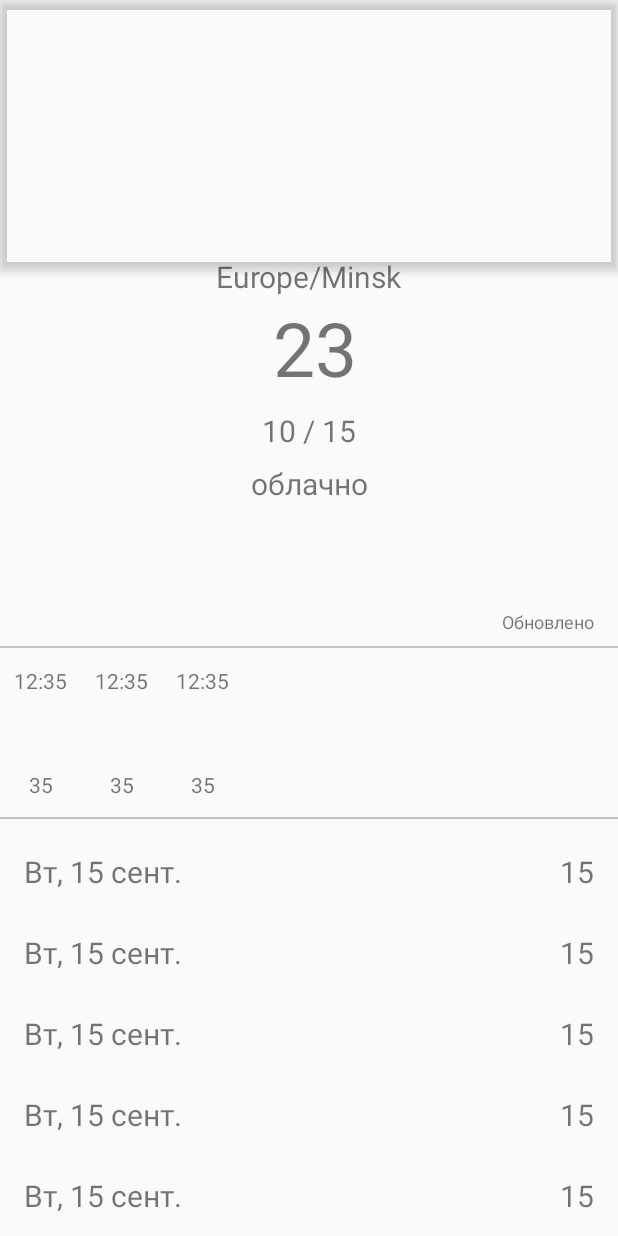
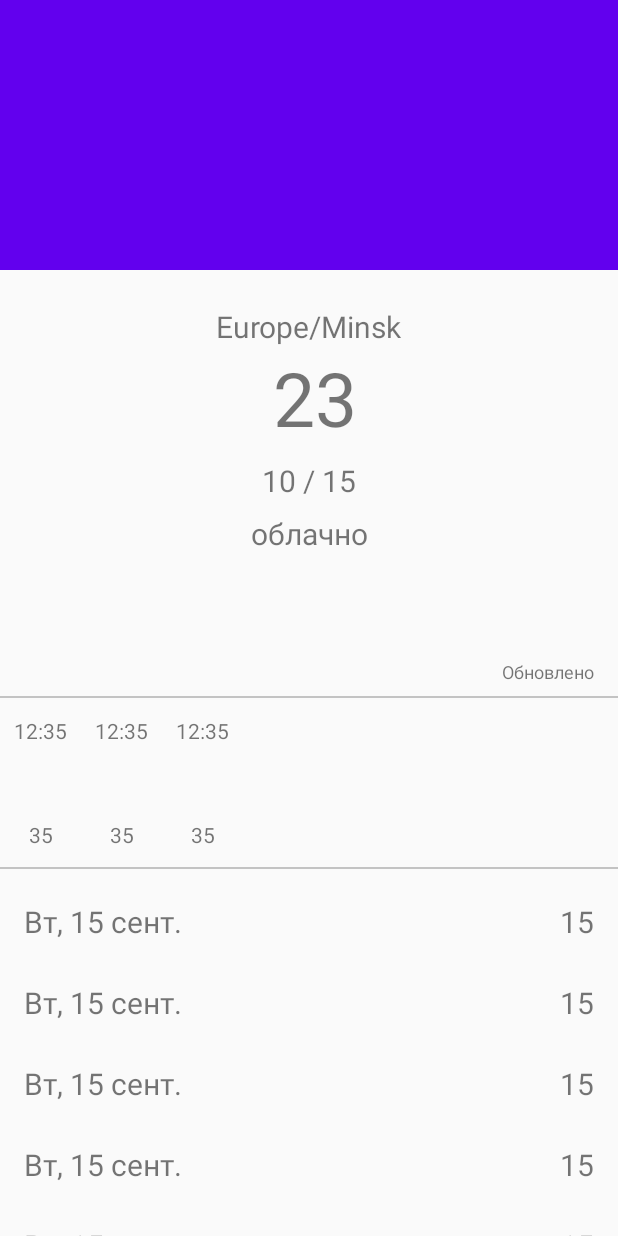
Before and after one commit to pashssh/Weather, an Android app: the layout weather_fragment.xml on its own in the app's theme, with its tools: preview values and no code run, on a phone screen of 412 x 824 dp. Run offline under Robolectric (Android 15) with nearby library versions, the phone set to English and light mode, and no system bars.

Commit message:
collapse toolbar

```diff
--- a/app/src/main/java/com/pashssh/weather/ui/weatherDisplay/WeatherFragment.kt
+++ b/app/src/main/java/com/pashssh/weather/ui/weatherDisplay/WeatherFragment.kt
@@ -41,7 +41,8 @@ class WeatherFragment : Fragment() {
         binding.hourlyWeatherView.adapter = HourlyAdapter()
         binding.dailyWeatherView.adapter = DailyAdapter()
 
-        (activity as AppCompatActivity).setSupportActionBar(binding.myToolbar)
+        (activity as AppCompatActivity).setSupportActionBar(binding.toolbar)
+
 
 
 //        arguments?.let {
--- a/app/src/main/res/layout/weather_fragment.xml
+++ b/app/src/main/res/layout/weather_fragment.xml
@@ -19,25 +19,30 @@
             android:id="@+id/app_bar"
             android:layout_width="match_parent"
             android:layout_height="180dp"
-            android:background="@android:color/transparent">
+            android:fitsSystemWindows="true">
 
             <com.google.android.material.appbar.CollapsingToolbarLayout
+                android:id="@+id/toolbar_layout"
                 android:layout_width="match_parent"
-                android:layout_height="match_parent"/>
+                android:layout_height="match_parent"
+                android:fitsSystemWindows="true"
+                app:contentScrim="?attr/colorPrimary"
+                app:layout_scrollFlags="scroll|exitUntilCollapsed"
+                app:toolbarId="@+id/toolbar">
 
-            <androidx.appcompat.widget.Toolbar
-                android:id="@+id/my_toolbar"
-                android:layout_width="match_parent"
-                android:layout_height="?attr/actionBarSize"
-                android:background="@android:color/holo_blue_bright" />
+                <androidx.appcompat.widget.Toolbar
+                    android:id="@+id/toolbar"
+                    android:layout_width="match_parent"
+                    android:layout_height="?attr/actionBarSize"
+                    app:layout_collapseMode="pin" />
 
-
+            </com.google.android.material.appbar.CollapsingToolbarLayout>
         </com.google.android.material.appbar.AppBarLayout>
 
 
-        <ScrollView
+        <androidx.core.widget.NestedScrollView
             app:layout_anchor="@id/app_bar"
-            android:layout_gravity="bottom"
+            app:layout_behavior="@string/appbar_scrolling_view_behavior"
             app:layout_anchorGravity="bottom"
             android:layout_width="match_parent"
             android:layout_height="wrap_content"
@@ -236,7 +241,7 @@
 
             </androidx.constraintlayout.widget.ConstraintLayout>
 
-        </ScrollView>
+        </androidx.core.widget.NestedScrollView>
 
 
     </androidx.coordinatorlayout.widget.CoordinatorLayout>
```
